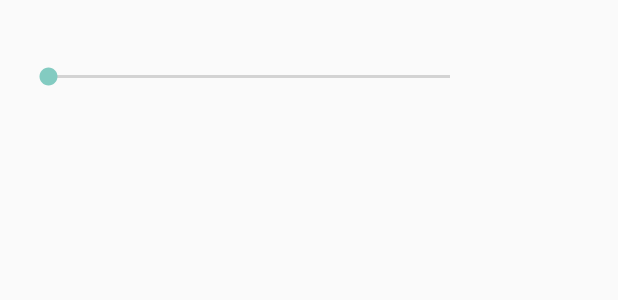
After one commit to IoTGroup/ProjetoIoT, an Android app: the layout activity_dialog_slider.xml on its own in the app's theme, with its tools: preview values and no code run, on a phone screen of 412 x 824 dp. The commit adds this screen. Shown: the top 300 px of the screen. Run offline under Robolectric (Android 15) with nearby library versions, the phone set to English and light mode, and no system bars.

Commit message:
Intesidade das luzes

```diff
--- a/AutomaGREat/app/src/main/AndroidManifest.xml
+++ b/AutomaGREat/app/src/main/AndroidManifest.xml
@@ -21,6 +21,10 @@
             android:label="@string/app_name"
             android:theme="@style/AppTheme.NoActionBar" >
         </activity>
+        <activity android:name=".view.activity.DialogSliderActivity"
+                android:label="Lamp Intensity"
+                android:theme="@android:style/Theme.Dialog" >
+        </activity>
     </application>
 
 </manifest>
--- a/AutomaGREat/app/src/main/java/automa/great/ufc/br/automagreat/view/activity/PinActivity.java
+++ b/AutomaGREat/app/src/main/java/automa/great/ufc/br/automagreat/view/activity/PinActivity.java
@@ -21,10 +21,11 @@ public class PinActivity extends AppCompatActivity {
         bPin.setOnClickListener(new View.OnClickListener() {
             @Override
             public void onClick(View v) {
+
                 String pin = edPin.getText().toString();
+
                 if(pin.equals("123456")){
                     startActivity(new Intent(PinActivity.this, TabsActivity.class));
-                    //Toast.makeText(getApplicationContext(), "Correct PIN", Toast.LENGTH_LONG).show();
                 } else if (pin.equals("")){
                     edPin.setError(getString(R.string.error_empty_pin));
                 } else {
--- a/AutomaGREat/app/src/main/java/automa/great/ufc/br/automagreat/view/fragment/AirFragment.java
+++ b/AutomaGREat/app/src/main/java/automa/great/ufc/br/automagreat/view/fragment/AirFragment.java
@@ -44,12 +44,11 @@ public class AirFragment extends Fragment {
         lv_air = (ListView) v.findViewById(R.id.lv_air);
 
         lv_air.setAdapter(new OnOffListAdapter(context, resources));
+
         lv_air.setOnItemClickListener(new AdapterView.OnItemClickListener() {
             @Override
             public void onItemClick(AdapterView<?> parent, View view, int position, long id) {
-                resources.get(position).setStatus(!switch_air.isChecked());
-                switch_air.setChecked(!switch_air.isChecked());
-                Log.i("Resource", resources.get(position).getType() + " is checked = " + resources.get(position).getStatus());
+                //
             }
         });
         return v;
--- /dev/null
+++ b/AutomaGREat/app/src/main/res/layout/activity_dialog_slider.xml
@@ -0,0 +1,28 @@
+<?xml version="1.0" encoding="utf-8"?>
+<RelativeLayout xmlns:android="http://schemas.android.com/apk/res/android"
+    xmlns:tools="http://schemas.android.com/tools" android:layout_width="match_parent"
+    android:layout_height="match_parent" android:paddingLeft="@dimen/activity_horizontal_margin"
+    android:paddingRight="@dimen/activity_horizontal_margin"
+    android:paddingTop="@dimen/activity_vertical_margin"
+    android:paddingBottom="@dimen/activity_vertical_margin"
+    tools:context="automa.great.ufc.br.automagreat.view.activity.DialogSliderActivity">
+
+    <SeekBar
+        android:id="@+id/seekBar1"
+        android:layout_width="300dp"
+        android:layout_height="wrap_content"
+        android:layout_alignParentLeft="true"
+        android:layout_alignParentTop="true"
+        android:layout_marginTop="26dp"
+        android:max="10"/>
+
+    <TextView
+        android:id="@+id/textView1"
+        android:layout_width="wrap_content"
+        android:layout_height="wrap_content"
+        android:layout_alignParentLeft="true"
+        android:layout_below="@+id/seekBar1"
+        android:layout_marginLeft="29dp"
+        android:layout_marginTop="14dp" />
+
+</RelativeLayout>
--- a/AutomaGREat/app/src/main/res/layout/fragment_lamp.xml
+++ b/AutomaGREat/app/src/main/res/layout/fragment_lamp.xml
@@ -6,7 +6,8 @@
 
     <ListView
         android:id="@+id/lv_lamp"
+        android:clickable="true"
         android:layout_width="wrap_content"
-        android:layout_height="wrap_content" />
+        android:layout_height="wrap_content"/>
 
 </LinearLayout>
```
Also changed, not shown: AutomaGREat/app/src/main/java/automa/great/ufc/br/automagreat/view/activity/DialogSliderActivity.java (added, +49 -0 lines), AutomaGREat/app/src/main/java/automa/great/ufc/br/automagreat/view/activity/TabsActivity.java (+13 -0 lines), AutomaGREat/app/src/main/java/automa/great/ufc/br/automagreat/view/adapter/OnOffListAdapter.java (+33 -4 lines), AutomaGREat/app/src/main/java/automa/great/ufc/br/automagreat/view/fragment/LampFragment.java (+8 -1 lines), AutomaGREat/app/src/main/res/layout/item_onoff.xml (+12 -4 lines).
